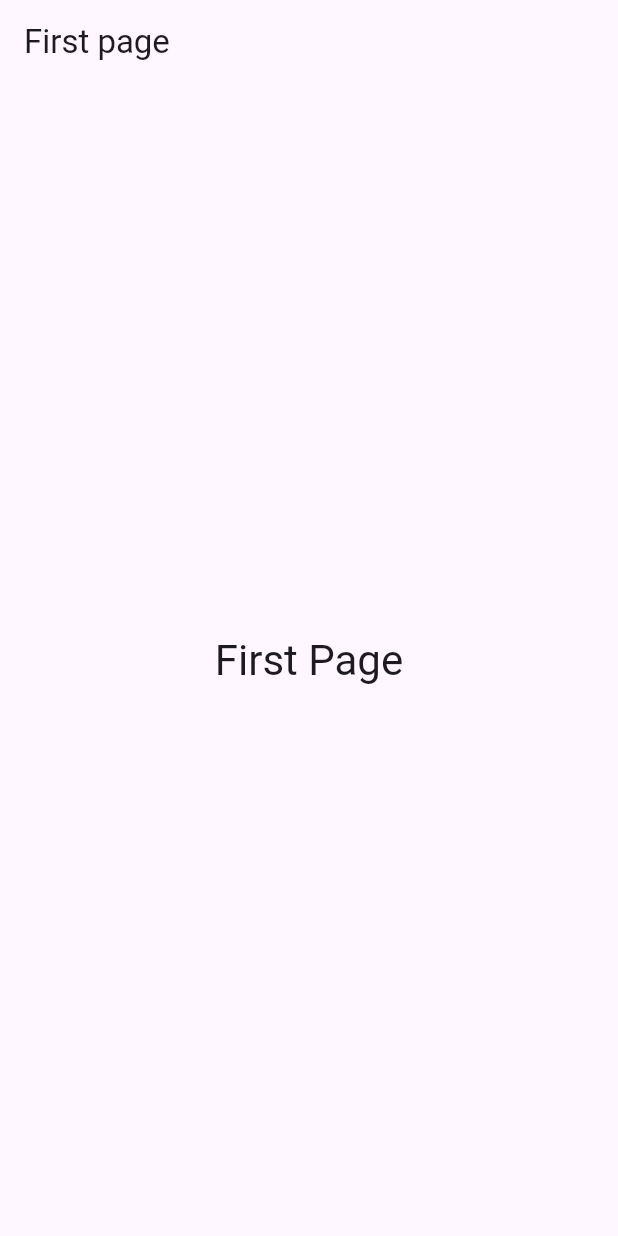
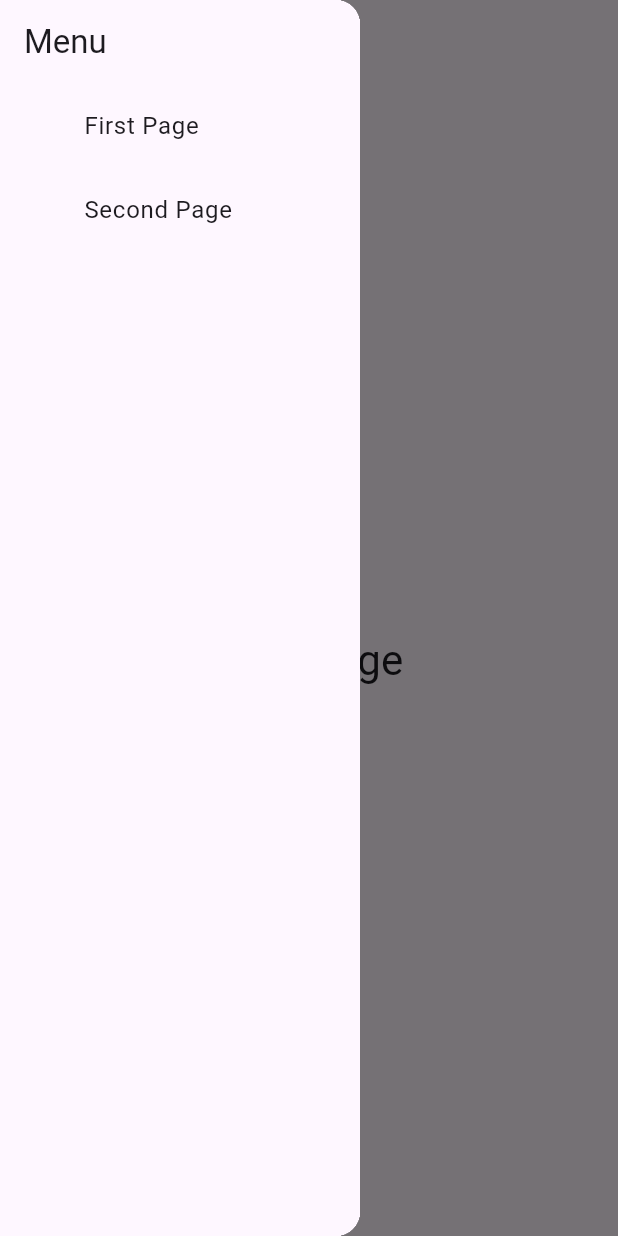
Before and after one commit to Gokuls-2003/responsive_app, a Flutter app: the screen it shows after launch, with the side drawer open (before the commit the screen has no drawer), on a phone screen of 412 x 824 dp. Run offline on Flutter 3.47's test engine with Material 3 defaults, Android fonts, the phone set to English and light mode, and no system bars.

Commit message:
Responsive layouts

```diff
--- a/lib/app_menu.dart
+++ b/lib/app_menu.dart
@@ -1,15 +1,16 @@
 import 'package:flutter/material.dart';
-import 'package:responsive/first_page.dart';
-import 'package:responsive/page_tile.dart';
-import 'package:responsive/second_page.dart';
 
-final _availabelPages = <String, WidgetBuilder>{
-  'First page': (_) => FirstPage(),
-  'Second page': (_) => SecondPage(),
+import 'first_page.dart';
+import 'page_tile.dart';
+import 'second_page.dart';
+
+final _availablePages = <String, WidgetBuilder>{
+  'First Page': (_) => FirstPage(),
+  'Second Page': (_) => SecondPage(),
 };
 
 class AppMenu extends StatelessWidget {
-  const AppMenu({super.key});
+  const AppMenu({Key? key}) : super(key: key);
 
   @override
   Widget build(BuildContext context) {
@@ -19,8 +20,16 @@ class AppMenu extends StatelessWidget {
       ),
       body: ListView(
         children: <Widget>[
-          for (var pageName in _availabelPages.keys)
-            PageTile(pageName: pageName)
+          for (var pageName in _availablePages.keys)
+            PageTile(
+              pageName: pageName,
+              onPressed: () {
+                Navigator.push(
+                  context,
+                  MaterialPageRoute(builder: _availablePages[pageName]!),
+                );
+              },
+            )
         ],
       ),
     );
--- a/lib/first_page.dart
+++ b/lib/first_page.dart
@@ -1,13 +1,13 @@
 import 'package:flutter/material.dart';
 
 class FirstPage extends StatelessWidget {
-  const FirstPage({super.key});
+  const FirstPage({Key? key}) : super(key: key);
 
   @override
   Widget build(BuildContext context) {
     return Scaffold(
       appBar: AppBar(
-        title: Text('First page'),
+        title: Text('First Page'),
       ),
       body: Center(
         child: Text('First Page',
--- a/lib/main.dart
+++ b/lib/main.dart
@@ -1,20 +1,20 @@
 import 'package:flutter/material.dart';
-import 'package:responsive/first_page.dart';
+
+import 'split_view.dart';
 
 void main() {
   runApp(const MyApp());
 }
 
 class MyApp extends StatelessWidget {
-  const MyApp({super.key});
+  const MyApp({Key? key}) : super(key: key);
 
-  // This widget is the root of your application.
   @override
   Widget build(BuildContext context) {
     return MaterialApp(
       debugShowCheckedModeBanner: false,
       theme: ThemeData(primarySwatch: Colors.indigo),
-      home: FirstPage(),
+      home: SplitView(),
     );
   }
 }
--- a/lib/page_tile.dart
+++ b/lib/page_tile.dart
@@ -2,11 +2,11 @@ import 'package:flutter/material.dart';
 
 class PageTile extends StatelessWidget {
   const PageTile({
-    super.key,
+    Key? key,
     this.selectedPageName,
     required this.pageName,
     this.onPressed,
-  });
+  }) : super(key: key);
 
   final String? selectedPageName;
   final String pageName;
--- a/lib/second_page.dart
+++ b/lib/second_page.dart
@@ -1,13 +1,13 @@
 import 'package:flutter/material.dart';
 
 class SecondPage extends StatelessWidget {
-  const SecondPage({super.key});
+  const SecondPage({Key? key}) : super(key: key);
 
   @override
   Widget build(BuildContext context) {
     return Scaffold(
       appBar: AppBar(
-        title: Text('Second page'),
+        title: Text('Second Page'),
       ),
       body: Center(
         child: Text('Second Page',
```
Also changed, not shown: lib/split_view.dart (+4 -10 lines).
